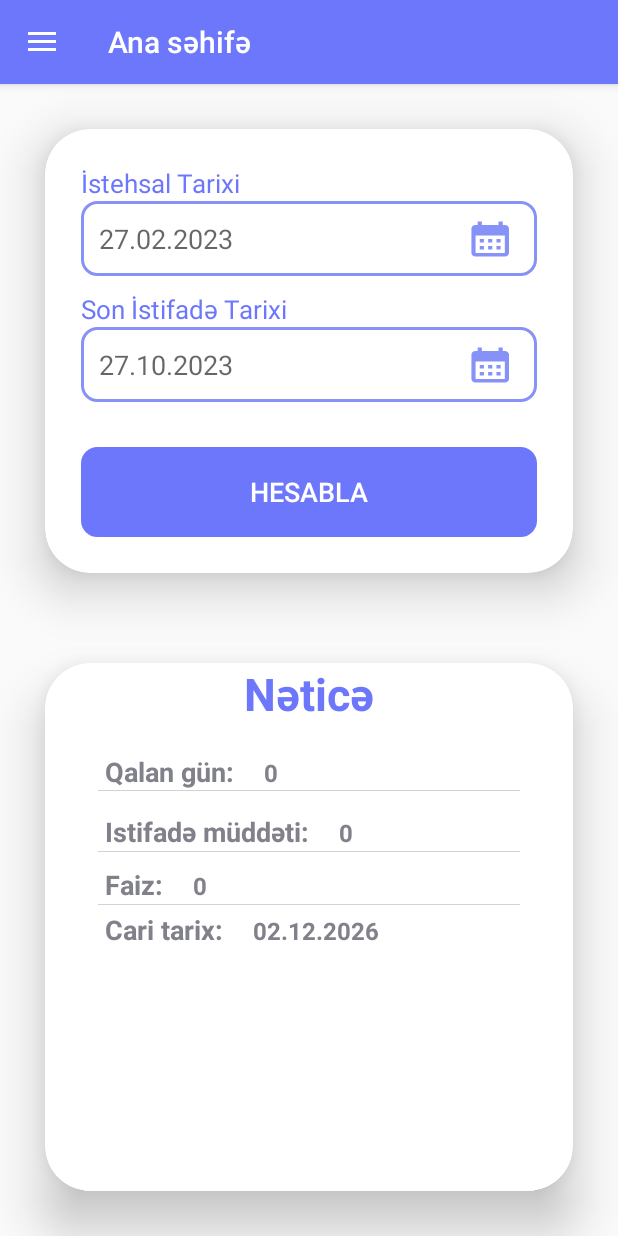
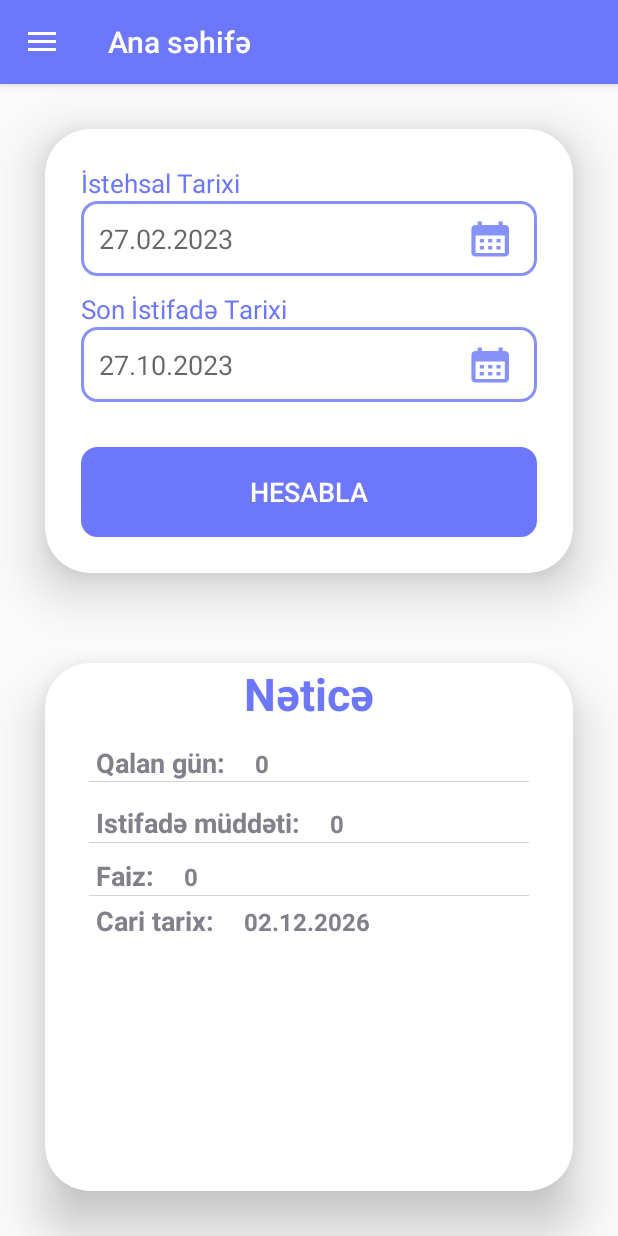
Before and after one commit to Ilkin9326/NA, an Android app: the MainActivity screen opened directly, with no data from a screen before it, on a phone screen of 412 x 824 dp. Run offline under Robolectric (Android 15) with nearby library versions, the phone set to English and light mode, and no system bars; our stand-ins replace navigation-ui; 1 statement that could not run was skipped.

Commit message:
Design part is applied

```diff
--- a/app/src/main/AndroidManifest.xml
+++ b/app/src/main/AndroidManifest.xml
@@ -8,7 +8,7 @@
         android:fullBackupContent="@xml/backup_rules"
         android:icon="@mipmap/calc"
         android:label="@string/app_name"
-        android:roundIcon="@mipmap/ic_calendar_round"
+        android:roundIcon="@mipmap/calc"
         android:supportsRtl="true"
         android:theme="@style/Theme.NA"
         tools:targetApi="31">
--- a/app/src/main/java/com/example/na/LoginMain.java
+++ b/app/src/main/java/com/example/na/LoginMain.java
@@ -28,7 +28,7 @@ public class LoginMain extends AppCompatActivity {
     private final String Username = "nicat";
     ;
     @NonNull
-    private final String Password = "n";//"nicat_1993";
+    private final String Password = "nicat_1993";;
     private CheckBox checkBox;
     private TextView txtFooter;
     boolean isValid = false;
@@ -87,6 +87,7 @@ public class LoginMain extends AppCompatActivity {
         } else if (!password.isEmpty() && (username.trim().isEmpty() || username.trim().length() < 3)) {
             txtName.setError("İstifadəçi adını daxil edin(Min 3 simvol)");
             txtName.setBackgroundResource(R.drawable.edit_text_border_color_red);
+            txtPassword.setBackgroundResource(R.drawable.custom_edittext);
         } else {
             txtName.setBackgroundResource(R.drawable.custom_edittext);
             txtPassword.setBackgroundResource(R.drawable.custom_edittext);
--- a/app/src/main/java/com/example/na/MainActivity.java
+++ b/app/src/main/java/com/example/na/MainActivity.java
@@ -37,7 +37,7 @@ public class MainActivity extends AppCompatActivity {
         // Passing each menu ID as a set of Ids because each
         // menu should be considered as top level destinations.
         mAppBarConfiguration = new AppBarConfiguration.Builder(
-                R.id.nav_home, R.id.nav_gallery, R.id.nav_slideshow)
+                R.id.nav_home/*, R.id.nav_gallery, R.id.nav_slideshow*/)
                 .setOpenableLayout(drawer)
                 .build();
         NavController navController = Navigation.findNavController(this, R.id.nav_host_fragment_content_main);
--- /dev/null
+++ b/app/src/main/res/drawable/edit_text_border_color_red.xml
@@ -0,0 +1,9 @@
+<?xml version="1.0" encoding="utf-8"?>
+<shape xmlns:android="http://schemas.android.com/apk/res/android">
+
+
+    <solid android:color="#ffffff" />
+    <stroke android:width="2dp" android:color="#ff00" />
+    <corners android:radius="10dp" />
+
+</shape>
--- a/app/src/main/res/drawable/ic_menu_home.xml
+++ b/app/src/main/res/drawable/ic_menu_home.xml
@@ -1,13 +1,13 @@
 <vector xmlns:android="http://schemas.android.com/apk/res/android"
     android:width="90dp"
     android:height="90dp"
-    android:viewportWidth="24"
-    android:viewportHeight="24"
+    android:viewportWidth="20"
+    android:viewportHeight="20"
     android:tint="#0D88DD">
-  <group android:scaleX="0.9"
-      android:scaleY="0.9"
-      android:translateX="2"
-      android:translateY="3">
+  <group android:scaleX="0.8"
+      android:scaleY="0.8"
+      android:translateX="1"
+      android:translateY="1">
     <path
         android:fillColor="@color/purple"
         android:pathData="M10,20v-6h4v6h5v-8h3L12,3 2,12h3v8z"/>
--- a/app/src/main/res/layout/fragment_home.xml
+++ b/app/src/main/res/layout/fragment_home.xml
@@ -111,7 +111,7 @@
             android:layout_width="match_parent"
             android:layout_height="wrap_content"
             android:layout_marginTop="20dp"
-            android:padding="30dp"
+            android:padding="24dp"
             android:gravity="left"
             android:orientation="horizontal">
 
@@ -141,7 +141,7 @@
             android:layout_width="match_parent"
             android:layout_height="wrap_content"
             android:layout_marginTop="49dp"
-            android:padding="30dp"
+            android:padding="24dp"
             android:orientation="horizontal">
 
             <View
@@ -155,7 +155,7 @@
             android:layout_width="match_parent"
             android:layout_height="wrap_content"
             android:layout_marginTop="60dp"
-            android:padding="30dp"
+            android:padding="24dp"
             android:gravity="left"
             android:orientation="horizontal">
 
@@ -185,7 +185,7 @@
             android:layout_width="match_parent"
             android:layout_height="wrap_content"
             android:layout_marginTop="90dp"
-            android:padding="30dp"
+            android:padding="24dp"
             android:orientation="horizontal">
 
             <View
@@ -200,7 +200,7 @@
             android:layout_height="wrap_content"
             android:layout_marginTop="95dp"
             android:gravity="left"
-            android:padding="30dp"
+            android:padding="24dp"
             android:orientation="horizontal">
 
             <TextView
@@ -229,7 +229,7 @@
             android:layout_width="match_parent"
             android:layout_height="wrap_content"
             android:layout_marginTop="125dp"
-            android:padding="30dp"
+            android:padding="24dp"
             android:orientation="horizontal">
 
             <View
@@ -244,7 +244,7 @@
             android:layout_height="wrap_content"
             android:layout_marginTop="125dp"
             android:gravity="left"
-            android:padding="30dp"
+            android:padding="24dp"
             android:orientation="horizontal">
 
             <TextView
--- a/app/src/main/res/layout/login_main.xml
+++ b/app/src/main/res/layout/login_main.xml
@@ -81,6 +81,7 @@
                 android:backgroundTint="@color/purple"
                 android:text="Daxil ol"
                 android:textColor="@color/white"
+                android:background="@drawable/custom_edittext"
                 android:textSize="18sp"
                 app:cornerRadius="20dp" />
 
--- a/app/src/main/res/navigation/mobile_navigation.xml
+++ b/app/src/main/res/navigation/mobile_navigation.xml
@@ -11,7 +11,7 @@
         android:label="@string/menu_home"
         tools:layout="@layout/fragment_home" />
 
-    <fragment
+    <!--<fragment
         android:id="@+id/nav_gallery"
         android:name="com.example.na.ui.gallery.GalleryFragment"
         android:label="@string/menu_gallery"
@@ -21,5 +21,5 @@
         android:id="@+id/nav_slideshow"
         android:name="com.example.na.ui.slideshow.SlideshowFragment"
         android:label="@string/menu_slideshow"
-        tools:layout="@layout/fragment_slideshow" />
+        tools:layout="@layout/fragment_slideshow" />-->
 </navigation>
--- a/app/src/main/res/values/dimens.xml
+++ b/app/src/main/res/values/dimens.xml
@@ -1,9 +1,9 @@
 <resources>
     <!-- Default screen margins, per the Android Design guidelines. -->
-    <dimen name="activity_horizontal_margin">16dp</dimen>
-    <dimen name="activity_vertical_margin">16dp</dimen>
+    <dimen name="activity_horizontal_margin">20dp</dimen>
+    <dimen name="activity_vertical_margin">10dp</dimen>
     <dimen name="nav_header_vertical_spacing">8dp</dimen>
-    <dimen name="nav_header_height">226dp</dimen>
+    <dimen name="nav_header_height">256dp</dimen>
     <dimen name="fab_margin">16dp</dimen>
     <!-- Default screen margins, per the Android Design guidelines. -->
     <dimen name="fragment_horizontal_margin">16dp</dimen>
```
Also changed, not shown: app/src/main/res/layout/nav_header_main.xml (+7 -17 lines), app/src/main/res/drawable/baku.jpg (added), app/src/main/res/drawable/baku1.jpg (added), 1 other file.
